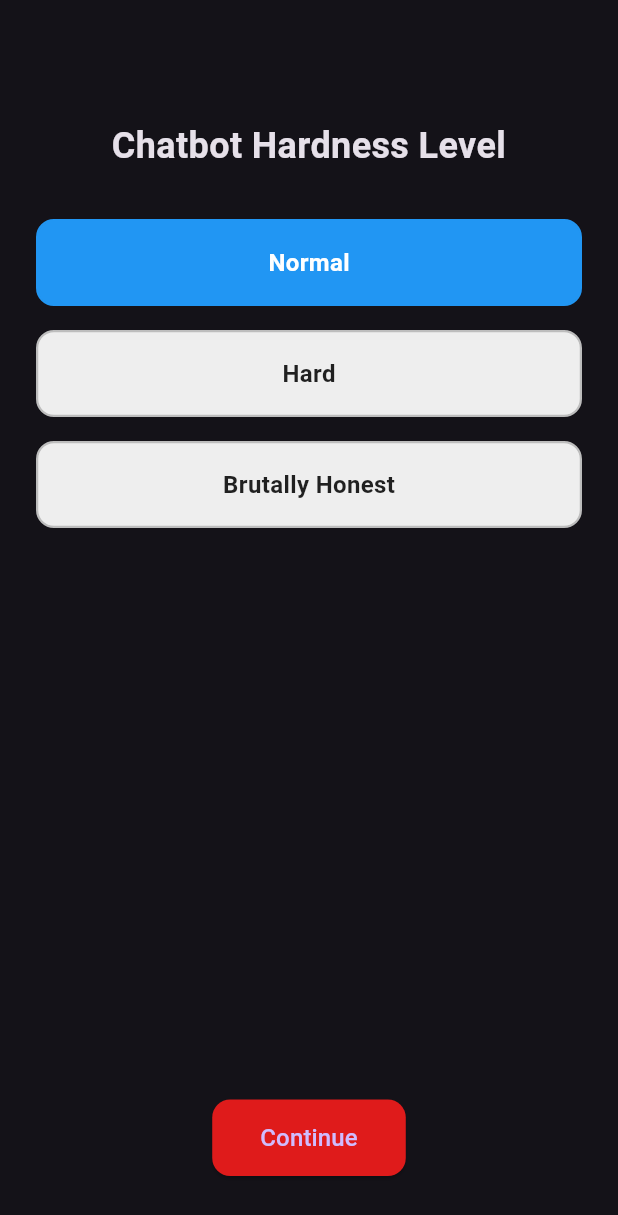
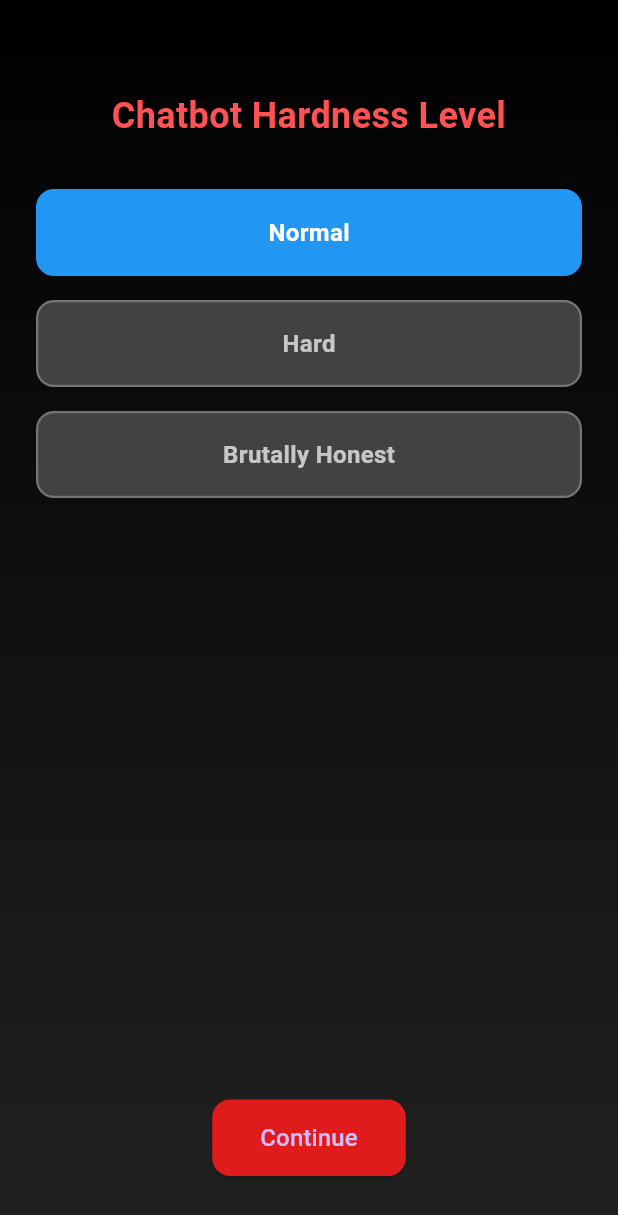
Before and after one commit to DeyarZ/daimonion2, a Flutter app: the OnboardingChatbotPage screen opened directly, on a phone screen of 412 x 824 dp. Shown: the top 1215 px of the screen. Run offline on Flutter 3.47's test engine with Material 3 defaults, Android fonts, the phone set to English and light mode, and no system bars; our stand-ins replace fl_chart, flutter_dotenv, flutter_local_notifications, google_mobile_ads, hive, hive_flutter and 3 more; missing offline and left inert: purchases_flutter; accounts and stored records are empty; network calls fail.

Commit message:
version 3

```diff
--- a/lib/l10n/app_localizations.dart
+++ b/lib/l10n/app_localizations.dart
@@ -1624,6 +1624,72 @@ abstract class AppLocalizations {
   /// In en, this message translates to:
   /// **'No email client found on this device.'**
   String get noEmailClientFound;
+
+  /// No description provided for @habitReminderTitle.
+  ///
+  /// In en, this message translates to:
+  /// **'Habit Reminder'**
+  String get habitReminderTitle;
+
+  /// No description provided for @habitReminderChannelName.
+  ///
+  /// In en, this message translates to:
+  /// **'Habit Reminders'**
+  String get habitReminderChannelName;
+
+  /// No description provided for @habitReminderChannelDescription.
+  ///
+  /// In en, this message translates to:
+  /// **'Reminds you about your habit daily.'**
+  String get habitReminderChannelDescription;
+
+  /// No description provided for @dailyTodoChannelName.
+  ///
+  /// In en, this message translates to:
+  /// **'Daily Todo Reminder'**
+  String get dailyTodoChannelName;
+
+  /// No description provided for @dailyTodoChannelDesc.
+  ///
+  /// In en, this message translates to:
+  /// **'Reminds you to check your tasks daily at 20:00'**
+  String get dailyTodoChannelDesc;
+
+  /// No description provided for @todoReminderTitleNormal.
+  ///
+  /// In en, this message translates to:
+  /// **'Check your tasks!'**
+  String get todoReminderTitleNormal;
+
+  /// No description provided for @todoReminderBodyNormal.
+  ///
+  /// In en, this message translates to:
+  /// **'Small steps lead you to your goal. Start now!'**
+  String get todoReminderBodyNormal;
+
+  /// No description provided for @todoReminderTitleHard.
+  ///
+  /// In en, this message translates to:
+  /// **'Time to tackle your tasks!'**
+  String get todoReminderTitleHard;
+
+  /// No description provided for @todoReminderBodyHard.
+  ///
+  /// In en, this message translates to:
+  /// **'Show discipline and work on your vision. No excuses!'**
+  String get todoReminderBodyHard;
+
+  /// No description provided for @todoReminderTitleBrutal.
+  ///
+  /// In en, this message translates to:
+  /// **'What the hell are you doing?!'**
+  String get todoReminderTitleBrutal;
+
+  /// No description provided for @todoReminderBodyBrutal.
+  ///
+  /// In en, this message translates to:
+  /// **'Your tasks are waiting! Time to grind!'**
+  String get todoReminderBodyBrutal;
 }
 
 class _AppLocalizationsDelegate extends LocalizationsDelegate<AppLocalizations> {
--- a/lib/onboarding/onboarding_chatbot.dart
+++ b/lib/onboarding/onboarding_chatbot.dart
@@ -14,86 +14,76 @@ class OnboardingChatbotPage extends StatefulWidget {
 }
 
 class _OnboardingChatbotPageState extends State<OnboardingChatbotPage> {
-  String _chosenMode = 'normal'; // default
+  // Statt Strings wie 'normal' speichern wir hier direkt den Index 0=normal, 1=hart, 2=brutal
+  int _chosenIndex = 0; // default = normal
   String _warningMessage = '';
 
   @override
   void initState() {
     super.initState();
     final settingsBox = Hive.box('settings');
-    final existingMode = settingsBox.get('chatbotMode', defaultValue: 'normal');
-    _chosenMode = existingMode;
+    // Falls 'haertegrad' existiert => einlesen, sonst 0 (normal)
+    final existingIndex = settingsBox.get('haertegrad', defaultValue: 0) as int;
+    _chosenIndex = existingIndex.clamp(0, 2);
+  }
+
+  void _selectMode(int idx) {
+    setState(() {
+      _chosenIndex = idx;
+      _warningMessage = (idx == 2)
+          ? S.of(context).chatbotWarning // z. B. "Vorsicht, brutal ehrlich"
+          : '';
+    });
   }
 
   void _goNext() {
     final settingsBox = Hive.box('settings');
-    settingsBox.put('chatbotMode', _chosenMode);
+    settingsBox.put('haertegrad', _chosenIndex); // Speichern => 0,1,2
 
+    // Weiter zur nächsten Onboarding-Seite
     Navigator.push(
       context,
       MaterialPageRoute(builder: (context) => const OnboardingNotificationPage()),
     );
   }
 
-  Widget _buildModeButton(String mode, String label, Color activeColor) {
-    final isSelected = _chosenMode == mode;
-    return GestureDetector(
-      onTap: () {
-        setState(() {
-          _chosenMode = mode;
-          _warningMessage = mode == 'brutalEhrlich'
-              ? S.of(context).chatbotWarning
-              : '';
-        });
-      },
-      child: Container(
-        width: double.infinity,
-        margin: const EdgeInsets.symmetric(vertical: 8.0),
-        padding: const EdgeInsets.symmetric(vertical: 16.0),
-        decoration: BoxDecoration(
-          color: isSelected ? activeColor : Colors.grey.shade200,
-          borderRadius: BorderRadius.circular(12.0),
-          border: Border.all(
-            color: isSelected ? activeColor : Colors.grey.shade400,
-            width: 1.5,
-          ),
-        ),
-        child: Center(
-          child: Text(
-            label,
-            style: TextStyle(
-              fontSize: 16,
-              fontWeight: FontWeight.bold,
-              color: isSelected ? Colors.white : Colors.black87,
-            ),
-          ),
-        ),
-      ),
-    );
-  }
-
   @override
   Widget build(BuildContext context) {
     final loc = S.of(context);
+
     return Scaffold(
-      body: Padding(
+      // Dunkler Gradient-Hintergrund
+      body: Container(
+        decoration: BoxDecoration(
+          gradient: LinearGradient(
+            colors: [Colors.black, Colors.grey.shade900],
+            begin: Alignment.topCenter,
+            end: Alignment.bottomCenter,
+          ),
+        ),
+        child: SafeArea(
+          child: Padding(
             padding: const EdgeInsets.symmetric(horizontal: 24.0, vertical: 40.0),
             child: Column(
               crossAxisAlignment: CrossAxisAlignment.center,
               children: [
-            const SizedBox(height: 40),
+                const SizedBox(height: 20),
                 Text(
-              loc.onboardingChatbotTitle,
+                  loc.onboardingChatbotTitle, // z. B. "Wähle deine Chat-Einstellung"
                   style: const TextStyle(
                     fontSize: 24,
                     fontWeight: FontWeight.bold,
+                    color: Colors.redAccent,
                   ),
                   textAlign: TextAlign.center,
                 ),
                 const SizedBox(height: 24),
-            _buildModeButton('normal', loc.chatbotModeNormal, Colors.blue),
-            _buildModeButton('hart', loc.chatbotModeHard, Colors.blue),
-            _buildModeButton('brutalEhrlich', loc.chatbotModeBrutal, const Color.fromARGB(255, 223, 27, 27)),
+
+                // 3 Buttons: normal/hart/brutal
+                _buildModeButton(0, loc.chatbotModeNormal, Colors.blue),
+                _buildModeButton(1, loc.chatbotModeHard, Colors.blue),
+                _buildModeButton(2, loc.chatbotModeBrutal, const Color.fromARGB(255, 223, 27, 27)),
+
                 if (_warningMessage.isNotEmpty) ...[
                   const SizedBox(height: 24),
                   Text(
@@ -107,6 +97,8 @@ class _OnboardingChatbotPageState extends State<OnboardingChatbotPage> {
                   ),
                 ],
                 const Spacer(),
+
+                // Weiter-Button
                 ElevatedButton(
                   onPressed: _goNext,
                   style: ElevatedButton.styleFrom(
@@ -127,6 +119,39 @@ class _OnboardingChatbotPageState extends State<OnboardingChatbotPage> {
               ],
             ),
           ),
+        ),
+      ),
+    );
+  }
+
+  // Baut einen Button, der den Index idx setzt
+  Widget _buildModeButton(int idx, String label, Color activeColor) {
+    final isSelected = (_chosenIndex == idx);
+    return GestureDetector(
+      onTap: () => _selectMode(idx),
+      child: Container(
+        width: double.infinity,
+        margin: const EdgeInsets.symmetric(vertical: 8.0),
+        padding: const EdgeInsets.symmetric(vertical: 16.0),
+        decoration: BoxDecoration(
+          color: isSelected ? activeColor : Colors.grey.shade800,
+          borderRadius: BorderRadius.circular(12.0),
+          border: Border.all(
+            color: isSelected ? activeColor : Colors.grey.shade600,
+            width: 1.5,
+          ),
+        ),
+        child: Center(
+          child: Text(
+            label,
+            style: TextStyle(
+              fontSize: 16,
+              fontWeight: FontWeight.bold,
+              color: isSelected ? Colors.white : Colors.white70,
+            ),
+          ),
+        ),
+      ),
     );
   }
 }
--- a/lib/pages/tools.dart
+++ b/lib/pages/tools.dart
@@ -54,7 +54,7 @@ class ToolsPage extends StatelessWidget {
     ];
 
     // Check, ob der User Premium hat
-    final isPremium = Hive.box('settings').get('isPremium', defaultValue: true); // WICHTIG: UNBEDINGT WIEDER AUF FALSE SETZEN VOR RELEASE
+    final isPremium = Hive.box('settings').get('isPremium', defaultValue: false); // WICHTIG: UNBEDINGT WIEDER AUF FALSE SETZEN VOR RELEASE
 
     return AdWrapper(
       child: Scaffold(
```
Also changed, not shown: lib/l10n/app_localizations_de.dart (+33 -0 lines), lib/l10n/app_localizations_en.dart (+33 -0 lines), lib/l10n/intl_de.arb (+12 -1 lines), lib/l10n/intl_en.arb (+12 -1 lines), lib/main.dart (+65 -29 lines), lib/pages/dashboard.dart (+93 -14 lines), lib/l10n/generated/intl/messages_de.dart, lib/l10n/generated/intl/messages_en.dart, lib/l10n/generated/l10n.dart, lib/pages/profile.dart (line endings or trailing spaces). Lines whose indentation alone changed are shown as unchanged.
